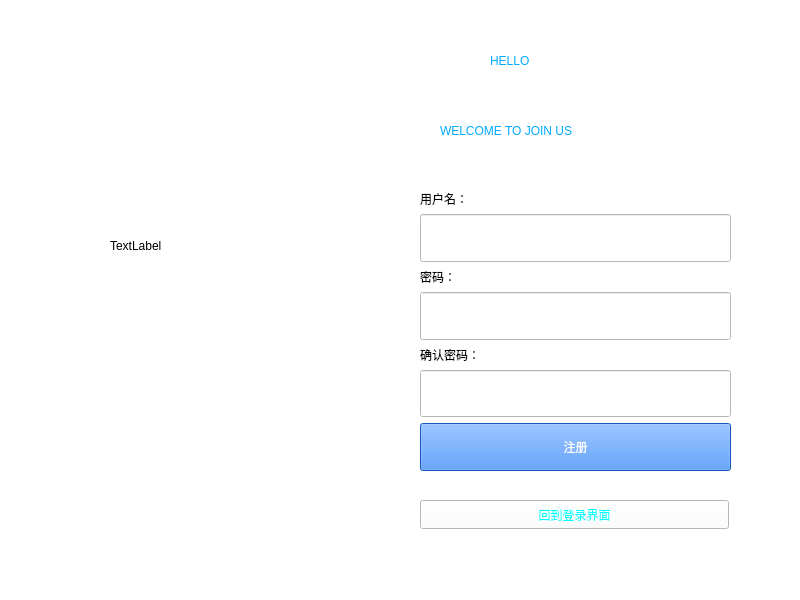
Before: the Qt Designer form LibraryManager/signup.ui in Guodanding/713topteam_LibraryManagerSystem, drawn with Qt 5.
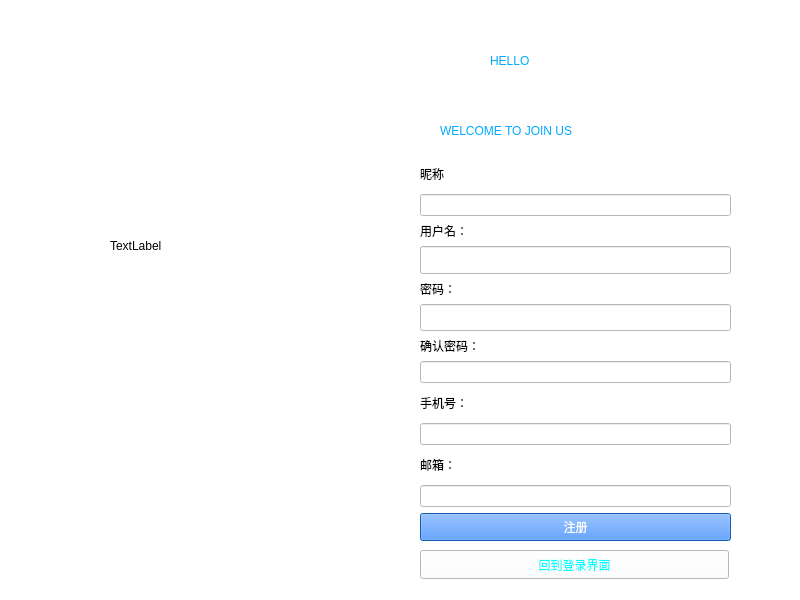
After: the same form once the commit is applied.

Diff of the .ui file:
```diff
--- a/LibraryManager/signup.ui
+++ b/LibraryManager/signup.ui
@@ -67,12 +67,22 @@
    <property name="geometry">
     <rect>
      <x>420</x>
-     <y>190</y>
+     <y>160</y>
      <width>311</width>
-     <height>281</height>
+     <height>381</height>
     </rect>
    </property>
    <layout class="QVBoxLayout" name="verticalLayout">
+    <item>
+     <widget class="QLabel" name="label_8">
+      <property name="text">
+       <string>昵称</string>
+      </property>
+     </widget>
+    </item>
+    <item>
+     <widget class="QLineEdit" name="lineEdit_name"/>
+    </item>
     <item>
      <widget class="QLabel" name="label_3">
       <property name="sizePolicy">
@@ -135,13 +145,33 @@
     <item>
      <widget class="QLineEdit" name="lineEdit_repassword">
       <property name="sizePolicy">
-       <sizepolicy hsizetype="Expanding" vsizetype="Ignored">
+       <sizepolicy hsizetype="Expanding" vsizetype="Fixed">
         <horstretch>0</horstretch>
         <verstretch>0</verstretch>
        </sizepolicy>
       </property>
      </widget>
     </item>
+    <item>
+     <widget class="QLabel" name="label_2">
+      <property name="text">
+       <string>手机号：</string>
+      </property>
+     </widget>
+    </item>
+    <item>
+     <widget class="QLineEdit" name="lineEdit_phone"/>
+    </item>
+    <item>
+     <widget class="QLabel" name="label_7">
+      <property name="text">
+       <string>邮箱：</string>
+      </property>
+     </widget>
+    </item>
+    <item>
+     <widget class="QLineEdit" name="lineEdit_email"/>
+    </item>
     <item>
      <widget class="QPushButton" name="pushButton_register">
       <property name="enabled">
@@ -169,7 +199,7 @@
    <property name="geometry">
     <rect>
      <x>420</x>
-     <y>500</y>
+     <y>550</y>
      <width>309</width>
      <height>29</height>
     </rect>
```
